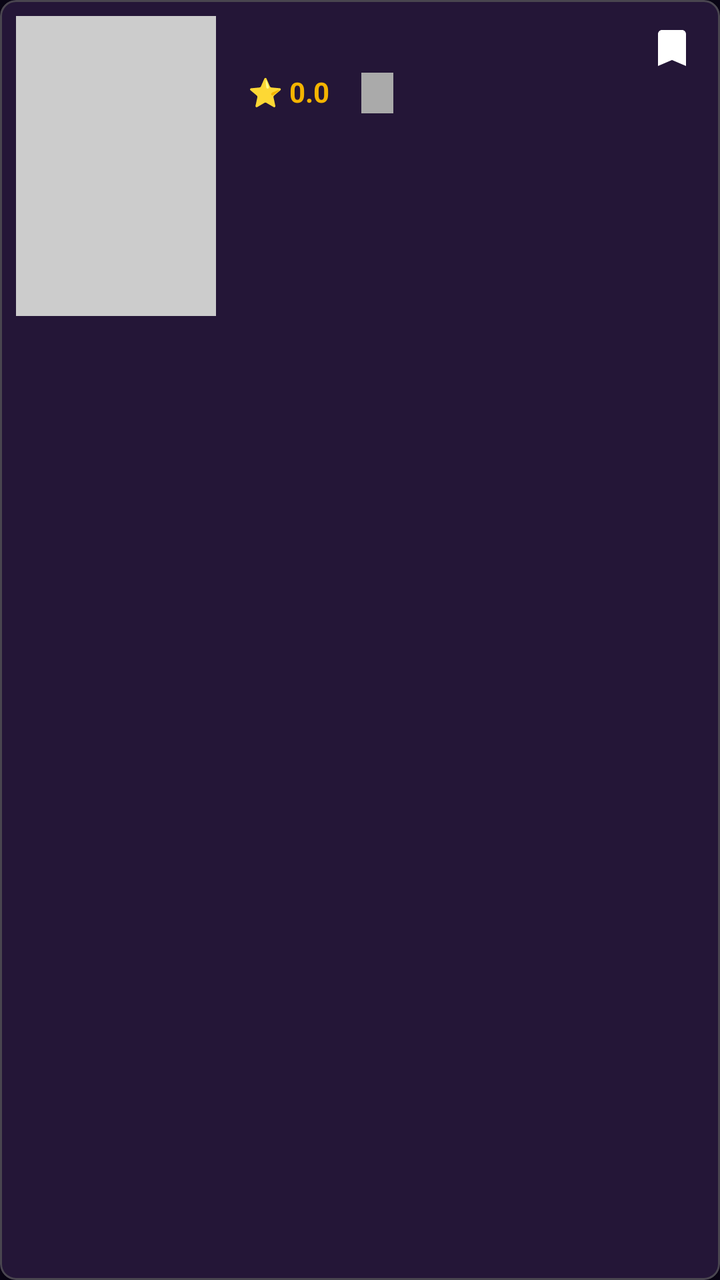
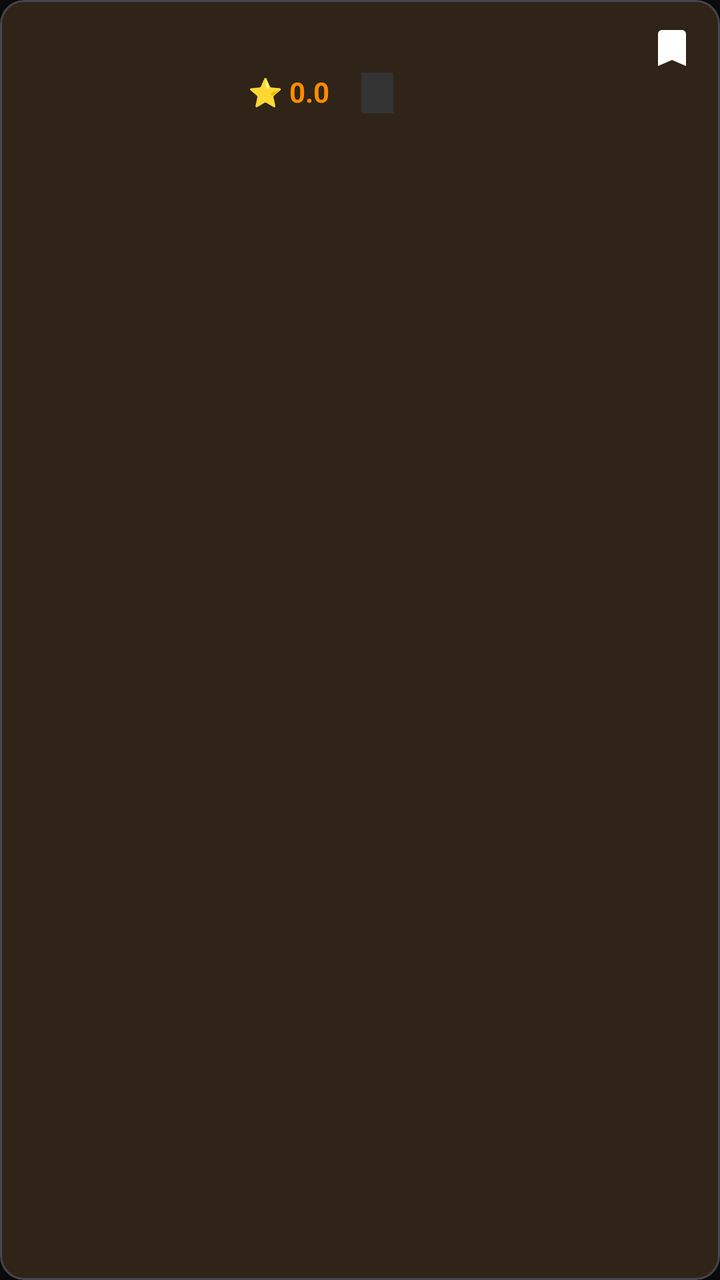

An Android layout rendered at two revisions. The XML below is the earlier revision; the diff shows what the commit changed to produce the second picture.
<!-- AndroidManifest.xml: application theme Theme.CinemaPE -->
<!-- res/layout/item_movie.xml -->
<?xml version="1.0" encoding="utf-8"?>
<com.google.android.material.card.MaterialCardView xmlns:android="http://schemas.android.com/apk/res/android"
    xmlns:app="http://schemas.android.com/apk/res-auto"
    android:layout_width="match_parent"
    android:layout_height="wrap_content"
    android:layout_margin="8dp"
    app:cardCornerRadius="8dp"
    app:cardElevation="4dp"
    app:cardBackgroundColor="@color/purple_card_dark">

    <RelativeLayout
        android:layout_width="match_parent"
        android:layout_height="wrap_content"
        android:padding="8dp">

        <ImageView
            android:id="@+id/iv_movie_poster"
            android:layout_width="100dp"
            android:layout_height="150dp"
            android:background="#CCCCCC"
            android:scaleType="centerCrop" />

        <LinearLayout
            android:id="@+id/layout_content"
            android:layout_width="match_parent"
            android:layout_height="wrap_content"
            android:layout_marginStart="16dp"
            android:layout_toEndOf="@id/iv_movie_poster"
            android:layout_toStartOf="@+id/iv_save_movie"
            android:orientation="vertical">

            <TextView
                android:id="@+id/tv_movie_title"
                android:layout_width="match_parent"
                android:layout_height="wrap_content"
                android:textColor="@color/white"
                android:textSize="18sp"
                android:textStyle="bold" />

            <LinearLayout
                android:layout_width="match_parent"
                android:layout_height="wrap_content"
                android:layout_marginTop="4dp"
                android:orientation="horizontal">

                <TextView
                    android:id="@+id/tv_movie_rating"
                    android:layout_width="wrap_content"
                    android:layout_height="wrap_content"
                    android:text="⭐ 0.0"
                    android:textColor="#F4B400"
                    android:textSize="14sp"
                    android:textStyle="bold" />

                <TextView
                    android:id="@+id/tv_movie_category"
                    android:layout_width="wrap_content"
                    android:layout_height="wrap_content"
                    android:layout_marginStart="16dp"
                    android:background="@android:color/darker_gray"
                    android:paddingHorizontal="8dp"
                    android:paddingVertical="2dp"
                    android:textColor="@android:color/white"
                    android:textSize="12sp" />

            </LinearLayout>

            <TextView
                android:id="@+id/tv_movie_release_date"
                android:layout_width="match_parent"
                android:layout_height="wrap_content"
                android:layout_marginTop="4dp"
                android:textColor="@color/text_muted"
                android:textSize="12sp" />

            <TextView
                android:id="@+id/tv_movie_description"
                android:layout_width="match_parent"
                android:layout_height="wrap_content"
                android:layout_marginTop="4dp"
                android:ellipsize="end"
                android:maxLines="3"
                android:textColor="@color/white"
                android:textSize="14sp" />

        </LinearLayout>

        <ImageView
            android:id="@+id/iv_save_movie"
            android:layout_width="32dp"
            android:layout_height="32dp"
            android:layout_alignParentEnd="true"
            android:layout_alignParentTop="true"
            android:padding="4dp"
            android:src="@drawable/ic_save"
            android:tint="@color/white"
            android:background="?attr/selectableItemBackgroundBorderless"
            android:clickable="true"
            android:focusable="true" />

    </RelativeLayout>
</com.google.android.material.card.MaterialCardView>
<!-- resources referenced by this layout -->
<resources>
  <color name="purple_card_dark">#FF181126</color>
  <color name="text_muted">#FF8E8A9A</color>
  <color name="white">#FFFFFFFF</color>
  <!-- drawable ic_save (drawable) -->
  <vector xmlns:android="http://schemas.android.com/apk/res/android"
      android:width="24dp"
      android:height="24dp"
      android:viewportWidth="24"
      android:viewportHeight="24"
      android:tint="?attr/colorControlNormal">
      <path
          android:fillColor="@android:color/white"
          android:pathData="M17,3H7C5.9,3 5,3.9 5,5V21L12,18L19,21V5C19,3.9 18.1,3 17,3Z" />
  </vector>
  <style name="Theme.CinemaPE" parent="Base.Theme.CinemaPE" />
  <style name="Base.Theme.CinemaPE" parent="Theme.Material3.Dark.NoActionBar">
          <item name="colorPrimary">@color/purple_primary</item>
          <item name="colorOnPrimary">@color/purple_bg_dark</item>
  
          <item name="android:windowBackground">@color/purple_bg_dark</item>
          <item name="colorSurface">@color/purple_card_dark</item>
          <item name="colorOnSurface">@color/text_main</item>
  
          <item name="colorPrimaryContainer">@color/purple_bg_dark</item>
          <item name="colorOnPrimaryContainer">@color/purple_primary</item>
          <item name="colorSurfaceVariant">@color/purple_bg_dark</item>
  
          <item name="colorSecondaryContainer">#269D4EDD</item>
          <item name="colorOnSecondaryContainer">@color/purple_primary</item>
  
          <item name="android:statusBarColor">@color/purple_bg_dark</item>
      </style>
  <color name="purple_primary">#FF9D4EDD</color>
  <color name="purple_bg_dark">#FF0A0516</color>
  <color name="text_main">#FFF5F5F7</color>
</resources>

<!-- the commit's change to res/layout/item_movie.xml (unified diff, before → after) -->
@@ -4,21 +4,21 @@
     android:layout_width="match_parent"
     android:layout_height="wrap_content"
     android:layout_margin="8dp"
-    app:cardCornerRadius="8dp"
+    app:cardCornerRadius="12dp"
     app:cardElevation="4dp"
-    app:cardBackgroundColor="@color/purple_card_dark">
+    app:cardBackgroundColor="@color/black_card_dark">
 
     <RelativeLayout
         android:layout_width="match_parent"
         android:layout_height="wrap_content"
         android:padding="8dp">
 
-        <ImageView
+        <com.google.android.material.imageview.ShapeableImageView
             android:id="@+id/iv_movie_poster"
             android:layout_width="100dp"
             android:layout_height="150dp"
-            android:background="#CCCCCC"
-            android:scaleType="centerCrop" />
+            android:scaleType="centerCrop"
+            app:shapeAppearanceOverlay="@style/RoundedImageView" />
 
         <LinearLayout
             android:id="@+id/layout_content"
@@ -48,7 +48,7 @@
                     android:layout_width="wrap_content"
                     android:layout_height="wrap_content"
                     android:text="⭐ 0.0"
-                    android:textColor="#F4B400"
+                    android:textColor="@color/orange_primary"
                     android:textSize="14sp"
                     android:textStyle="bold" />
 
@@ -57,10 +57,10 @@
                     android:layout_width="wrap_content"
                     android:layout_height="wrap_content"
                     android:layout_marginStart="16dp"
-                    android:background="@android:color/darker_gray"
+                    android:background="#333333"
                     android:paddingHorizontal="8dp"
                     android:paddingVertical="2dp"
-                    android:textColor="@android:color/white"
+                    android:textColor="@color/text_muted"
                     android:textSize="12sp" />
 
             </LinearLayout>
@@ -80,7 +80,7 @@
                 android:layout_marginTop="4dp"
                 android:ellipsize="end"
                 android:maxLines="3"
-                android:textColor="@color/white"
+                android:textColor="@color/text_main"
                 android:textSize="14sp" />
 
         </LinearLayout>
<!-- resource entries referenced after the edit -->
@@ -1,7 +1,8 @@
 <!-- resources referenced by this layout -->
 <resources>
-  <color name="purple_card_dark">#FF181126</color>
-  <color name="text_muted">#FF8E8A9A</color>
+  <color name="black_card_dark">#1A1A1A</color>
+  <color name="orange_primary">#FF8C00</color>
+  <color name="text_muted">#B0B0B0</color>
   <color name="white">#FFFFFFFF</color>
   <!-- drawable ic_save (drawable) -->
   <vector xmlns:android="http://schemas.android.com/apk/res/android"
@@ -16,24 +17,24 @@
   </vector>
   <style name="Theme.CinemaPE" parent="Base.Theme.CinemaPE" />
   <style name="Base.Theme.CinemaPE" parent="Theme.Material3.Dark.NoActionBar">
-          <item name="colorPrimary">@color/purple_primary</item>
-          <item name="colorOnPrimary">@color/purple_bg_dark</item>
+          
+          <item name="colorPrimary">@color/orange_primary</item>
+          <item name="colorOnPrimary">@color/black_bg_dark</item>
   
-          <item name="android:windowBackground">@color/purple_bg_dark</item>
-          <item name="colorSurface">@color/purple_card_dark</item>
+          <item name="android:windowBackground">@color/black_bg_dark</item>
+          <item name="colorSurface">@color/black_card_dark</item>
           <item name="colorOnSurface">@color/text_main</item>
   
-          <item name="colorPrimaryContainer">@color/purple_bg_dark</item>
-          <item name="colorOnPrimaryContainer">@color/purple_primary</item>
-          <item name="colorSurfaceVariant">@color/purple_bg_dark</item>
+          <item name="colorPrimaryContainer">@color/black_bg_dark</item>
+          <item name="colorOnPrimaryContainer">@color/orange_primary</item>
+          <item name="colorSurfaceVariant">@color/black_bg_dark</item>
   
-          <item name="colorSecondaryContainer">#269D4EDD</item>
-          <item name="colorOnSecondaryContainer">@color/purple_primary</item>
+          <item name="colorSecondaryContainer">#26FF8C00</item> 
+          <item name="colorOnSecondaryContainer">@color/orange_primary</item>
   
-          <item name="android:statusBarColor">@color/purple_bg_dark</item>
+          <item name="android:statusBarColor">@color/black_bg_dark</item>
       </style>
-  <color name="purple_primary">#FF9D4EDD</color>
-  <color name="purple_bg_dark">#FF0A0516</color>
-  <color name="text_main">#FFF5F5F7</color>
+  <color name="black_bg_dark">#0C0C0C</color>
+  <color name="text_main">#FFFFFF</color>
 </resources>
 
